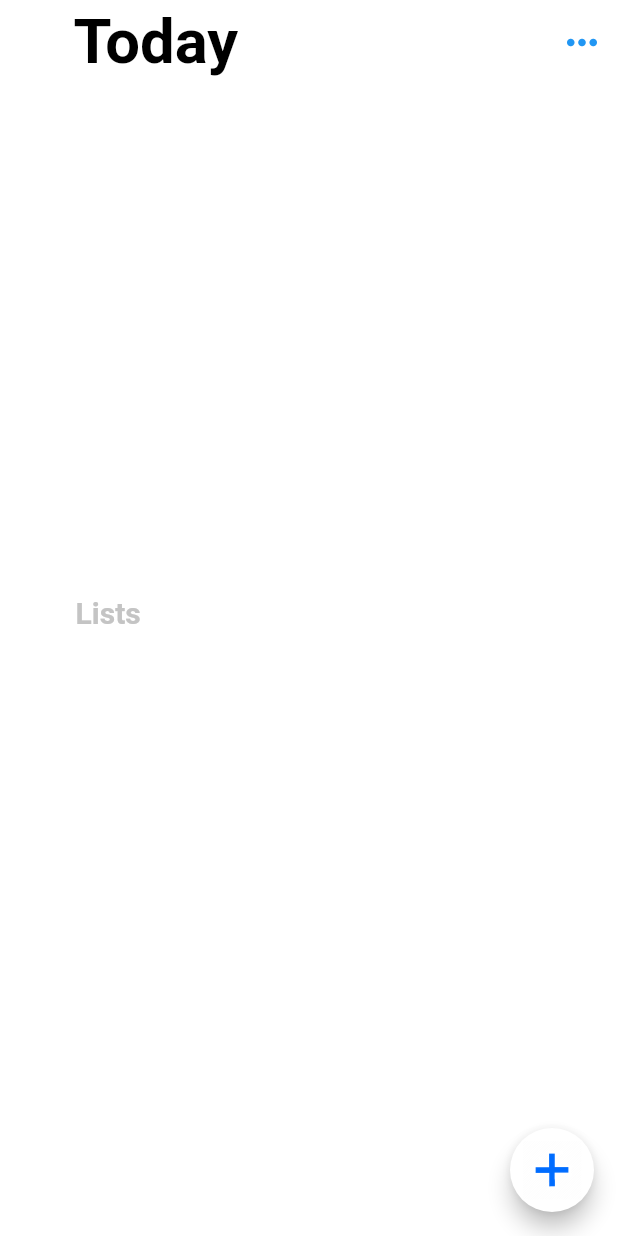
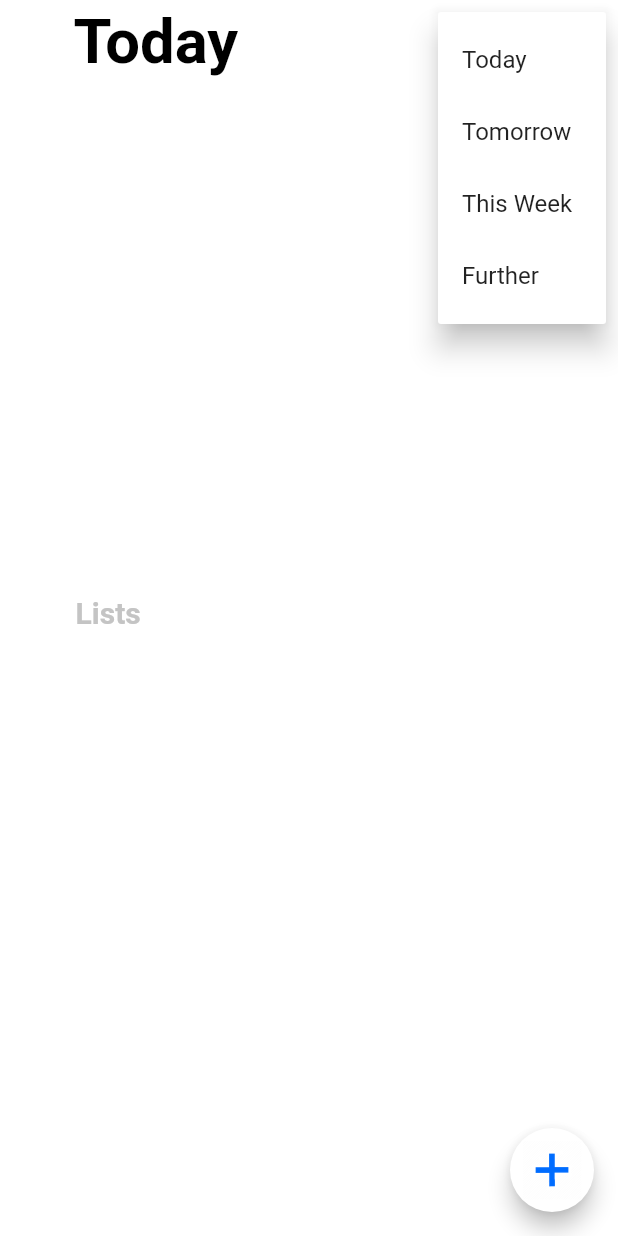
Before and after one commit to YushyZZ/ToDoApp, a Flutter app: the screen it shows after launch, after a tap on the "keyboard control" icon, on a phone screen of 412 x 824 dp. Run offline on Flutter 3.47's test engine with Material 2 defaults, Android fonts, the phone set to English and light mode, and no system bars; our stand-ins replace sqflite; accounts and stored records are empty.

Commit message:
Aktif olmayan list ekleme yeri kaldırıldı , tarih belirleme yasarımsal olarak yapıldı

```diff
--- a/lib/Appbar.dart
+++ b/lib/Appbar.dart
@@ -1,31 +1,53 @@
 import 'package:flutter/material.dart';
 
-class Appbar extends StatelessWidget {
-  const Appbar({
-    Key key,
-    @required this.size,
-  }) : super(key: key);
+class Appbar extends StatefulWidget {
 
   final Size size;
+
+  Appbar(this.size);
+
+
+  @override
+  _AppbarState createState() => _AppbarState(this.size);
+}
+
+class _AppbarState extends State<Appbar> {
+
+  final Size size;
+
+  _AppbarState(this.size);
+
+  String showingTime = "Today";
 
   @override
   Widget build(BuildContext context) {
     return AppBar(
       title: Container(
-          margin: EdgeInsets.only(left: size.width * 0.08 ),
+          margin: EdgeInsets.only(left: widget.size.width * 0.08 ),
           child: Text(
-            "Today",
+            showingTime,
             style: TextStyle(
                 fontSize: 41, color: Colors.black, fontWeight: FontWeight.bold),
           )),
       backgroundColor: Colors.white,
       elevation: 0,
       actions: <Widget>[
-        IconButton(
-          icon: Icon(Icons.more_horiz),
-          onPressed: () {},
-          color: Colors.blue,
-          iconSize: 30,
+        PopupMenuButton<String>(
+          icon: Icon(Icons.more_horiz , color: Colors.blue,),
+          onSelected: (value) {
+            setState(() {
+            showingTime = value;
+          });},
+          itemBuilder: (BuildContext context) => <PopupMenuEntry<String>>[
+            PopupMenuItem<String>(value: "Today",child: Text("Today"),),
+            PopupMenuItem<String>(value: "Tomorrow",child: Text("Tomorrow"),),
+            PopupMenuItem<String>(value: "This Week",child: Text("This Week"),),
+            PopupMenuItem<String>(value: "Further",child: Text("Further"),),
+
+           ] ,
+
+
+
         )
       ],
     );
--- a/lib/CreateTaskScreen.dart
+++ b/lib/CreateTaskScreen.dart
@@ -182,6 +182,7 @@ class _CreateTaskScreenState extends State<CreateTaskScreen> {
           InkWell(
             onTap: () {
               Navigator.pop(context);
+              Navigator.pushNamed(context,"/");
             },
             child: Container(
               child: Text(
@@ -205,6 +206,7 @@ class _CreateTaskScreenState extends State<CreateTaskScreen> {
 
               // TASKI EKLEME , LİSTEDEKİ ITEM SAYISINI ARTTIRMA VE TÜM LİSTELERİ TEKRARDAN DEFAULT OLARAK SEÇİLMEMİŞ YAPMA
 
+
               var newTask = Task(taskName, isDated, isScheduled, datee, timee,
                   listName, listColor.toString(), isDone);
               DBProvider.db.addNewTask(newTask);
@@ -212,6 +214,7 @@ class _CreateTaskScreenState extends State<CreateTaskScreen> {
               DBProvider.db.reFalseAllList();
 
               Navigator.pop(context);
+              Navigator.pushNamed(context,"/");
 
 
 
--- a/lib/main.dart
+++ b/lib/main.dart
@@ -2,8 +2,6 @@ import 'package:ToDoApp/CreateTaskScreen.dart';
 import 'package:flutter/material.dart';
 import 'Appbar.dart';
 import 'HomeBody.dart';
-import "AbsorbedHome.dart";
-import "./widgets/createTaskListMenu.dart";
 
 void main() {
   runApp(ToDoApp());
@@ -19,7 +17,10 @@ class _ToDoAppState extends State<ToDoApp> {
   Widget build(BuildContext context) {
     return MaterialApp(
       home: ToDoAppHome(),
-      routes: {"/createtaskscreen": (context) => CreateTaskScreen()},
+      routes: {
+        "": (context) => ToDoAppHomeBody(),
+        "/createtaskscreen": (context) => CreateTaskScreen()
+      },
     );
   }
 }
@@ -30,39 +31,27 @@ class ToDoAppHome extends StatefulWidget {
 }
 
 class _ToDoAppHomeState extends State<ToDoAppHome> {
-  bool isPressedFloating = false;
+  String showingTimee;
+
 
   @override
   Widget build(BuildContext context) {
     final size = MediaQuery.of(context).size;
 
-
     return Scaffold(
       appBar: PreferredSize(
         child: Appbar(
-          size: size,
+          size
         ),
         preferredSize: Size(size.width, size.height * 0.09),
       ),
       backgroundColor: Colors.white,
-      body: Stack(children: <Widget>[
-        (isPressedFloating == true)
-            ? GestureDetector(child: AbsorbedHome(size: size),onTap: (){setState(() {
-              isPressedFloating = false;
-            });},)
-            : ToDoAppHomeBody(),
-        (isPressedFloating == true)
-            ? CreateTaskListMenu(size: size)
-            : Container()
-      ]),
+      body: ToDoAppHomeBody(),
       floatingActionButton: FloatingActionButton(
         onPressed: () {
           setState(() {
-            if (isPressedFloating == true) {
-              isPressedFloating = false;
-            } else if (isPressedFloating == false) {
-              isPressedFloating = true;
-            }
+            Navigator.pop(context);
+            Navigator.of(context).pushNamed("/createtaskscreen");
           });
         },
         backgroundColor: Colors.white,
--- a/lib/widgets/ListPage.dart
+++ b/lib/widgets/ListPage.dart
@@ -31,6 +31,7 @@ class _ListPageState extends State<ListPage> {
 
 
   void initState() {
+    super.initState();
     tasksofListFuture = getTasks();
   }
 
--- a/lib/widgets/TaskWidgetonListPage.dart
+++ b/lib/widgets/TaskWidgetonListPage.dart
@@ -46,6 +46,7 @@ class _TaskWidgetOnListState extends State<TaskWidgetOnList> {
   bool realisDone;
 
   void initState() {
+    super.initState();
     intToBool();
     stringToColor();
   }
```
Also changed, not shown: lib/AbsorbedHome.dart (deleted, +0 -29 lines), lib/HomeBody.dart (+5 -5 lines), lib/widgets/CreateTaskListMenu.dart (deleted, +0 -81 lines), 8 other files.
